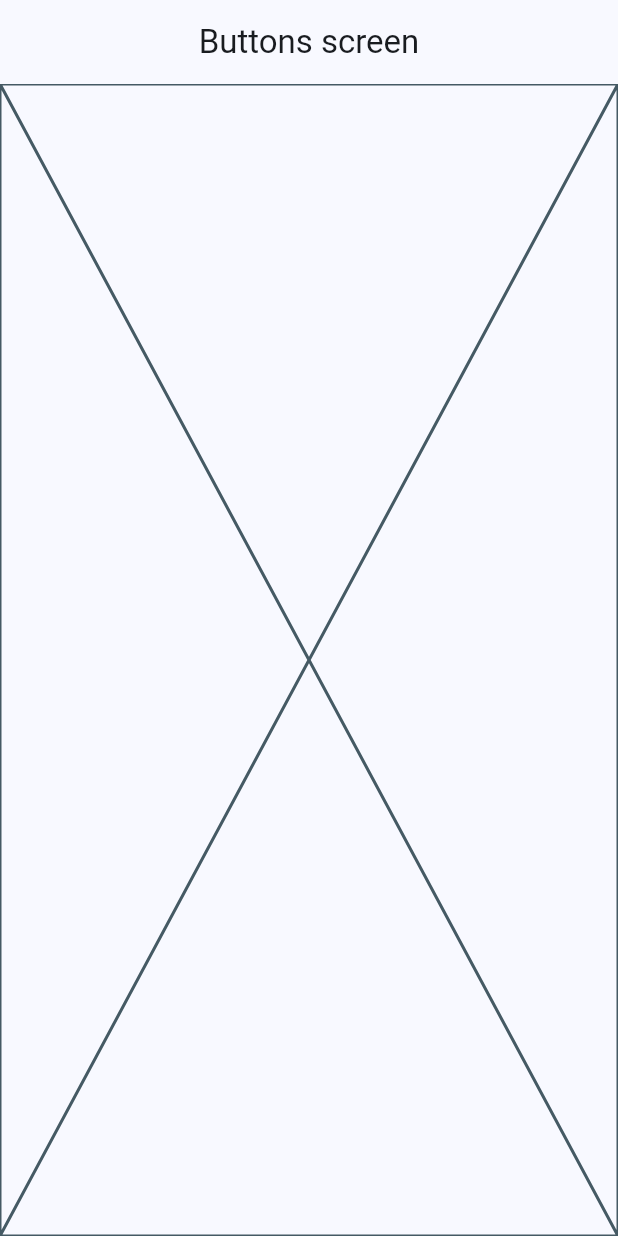
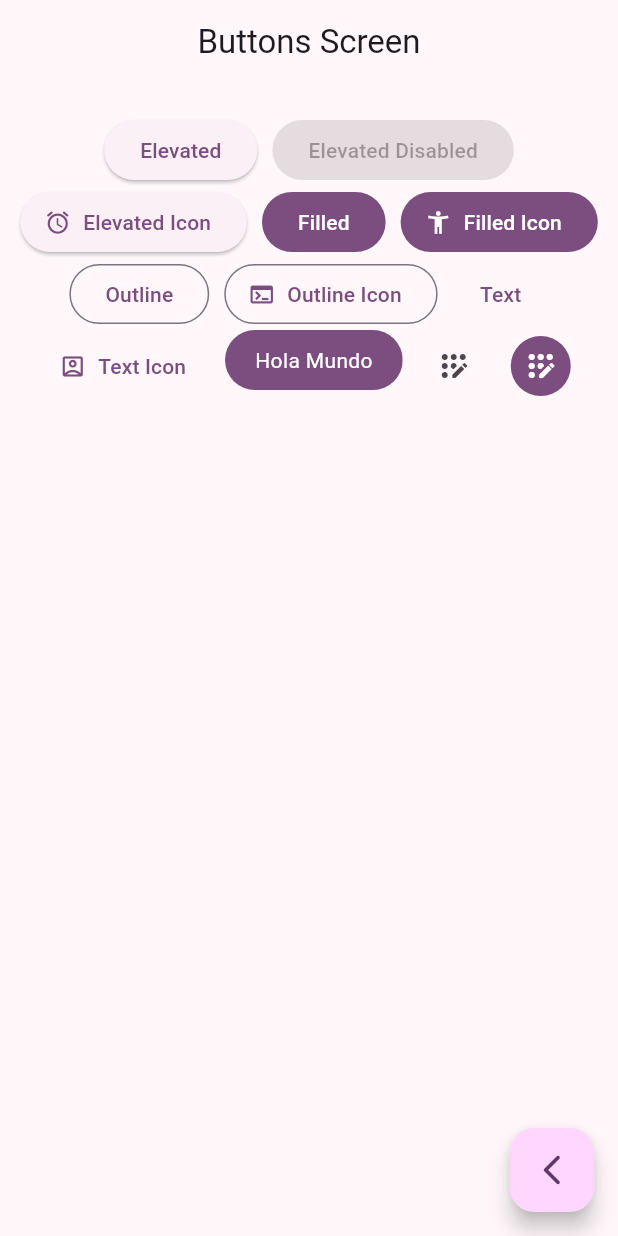
Before and after one commit to Zetah07/FlutterTechnical, a Flutter app: the ButtonsScreen screen opened by its route, on a phone screen of 412 x 824 dp. Run offline on Flutter 3.47's test engine with Material 2 defaults, Android fonts, the phone set to English and light mode, and no system bars; our stand-ins replace animate_do, go_router, video_player.

Commit message:
custom button, fix color app theme,  change main

```diff
--- a/widgets_app/lib/config/router/app_router.dart
+++ b/widgets_app/lib/config/router/app_router.dart
@@ -7,14 +7,17 @@ final appRouter = GoRouter(
   routes: [
 
     GoRoute(
+      name: HomeScreen.name,
       path: '/',
       builder: (context, state) => const HomeScreen(),
     ),
     GoRoute(
+      name: ButtonsScreen.name,
       path: '/buttons',
       builder: (context, state) => const ButtonsScreen(),
     ),
     GoRoute(
+      name: CardsScreen.name,
       path: '/cards',
       builder: (context, state) => const CardsScreen(),
     ),
--- a/widgets_app/lib/config/theme/app_theme.dart
+++ b/widgets_app/lib/config/theme/app_theme.dart
@@ -8,7 +8,7 @@ const colorList = <Color> [
   Colors.red,
   Colors.green,
   Colors.yellow,
-  Colors.purple,
+  Colors.purpleAccent,
   Colors.orange,
   Colors.pink,
   Colors.teal,
--- a/widgets_app/lib/main.dart
+++ b/widgets_app/lib/main.dart
@@ -2,7 +2,6 @@ import 'package:flutter/material.dart';
 import 'package:widgets_app/config/router/app_router.dart';
 
 import 'package:widgets_app/config/theme/app_theme.dart';
-import 'package:widgets_app/presentation/screens/screens.dart';
 
 void main() {
   runApp(const MainApp());
@@ -16,7 +15,8 @@ class MainApp extends StatelessWidget {
     return  MaterialApp.router(
       routerConfig: appRouter,
       debugShowCheckedModeBanner: false,
-      theme: AppTheme(selectedColor: 2).getTheme(),
+      theme: AppTheme(selectedColor: 6
+      ).getTheme(),
 
 
     );
--- a/widgets_app/lib/presentation/screens/buttons/buttons_screen.dart
+++ b/widgets_app/lib/presentation/screens/buttons/buttons_screen.dart
@@ -1,15 +1,117 @@
 import 'package:flutter/material.dart';
+import 'package:go_router/go_router.dart';
 
 class ButtonsScreen extends StatelessWidget {
+
+  static const String name = 'buttons_screen';
+
   const ButtonsScreen({super.key});
 
   @override
   Widget build(BuildContext context) {
-    return  Scaffold(
+    return Scaffold(
       appBar: AppBar(
-        title: const Text('Buttons screen'),
+        title: const Text('Buttons Screen'),
       ),
-      body: const  Placeholder(),
-      );
+      body: const _ButtonsView(),
+      floatingActionButton: FloatingActionButton(
+        child: const Icon( Icons.arrow_back_ios_new_rounded ),
+        onPressed: (){
+          context.pop();
+        },
+      ),
+    );
   }
 }
+
+class _ButtonsView extends StatelessWidget {
+  const _ButtonsView();
+
+  @override
+  Widget build(BuildContext context) {
+
+    final colors = Theme.of(context).colorScheme;
+
+    return SizedBox(
+      width: double.infinity,
+      child: Padding(
+        padding: const EdgeInsets.symmetric(horizontal: 10, vertical: 20),
+        child: Wrap(
+          spacing: 10,
+          alignment: WrapAlignment.center,
+          children: [
+            ElevatedButton(onPressed: () {}, child: const Text('Elevated')),
+            const ElevatedButton(onPressed: null, child: Text('Elevated Disabled')),
+
+            ElevatedButton.icon(
+              onPressed: (){},
+              icon: const Icon( Icons.access_alarm_rounded),
+              label: const Text('Elevated Icon')
+            ),
+
+            FilledButton(onPressed: (){}, child: const Text('Filled')),
+            FilledButton.icon(
+              onPressed: (){},
+              icon: const Icon( Icons.accessibility_new ),
+              label: const Text('Filled Icon'),
+            ),
+
+            OutlinedButton(onPressed: (){}, child: const Text('Outline')),
+            OutlinedButton.icon(
+              onPressed: (){},
+              label: const Text('Outline Icon'),
+              icon: const Icon( Icons.terminal)
+            ),
+
+            TextButton(onPressed: (){}, child: const Text('Text')),
+            TextButton.icon(
+              onPressed: (){},
+              icon: const Icon( Icons.account_box_outlined),
+              label: const Text('Text Icon'),
+            ),
+
+            const CustomButton(),
+
+
+            IconButton(onPressed: (){}, icon: const Icon( Icons.app_registration_rounded)),
+            IconButton(
+              onPressed: (){},
+              icon: const Icon( Icons.app_registration_rounded),
+              style: ButtonStyle(
+                backgroundColor: MaterialStatePropertyAll(colors.primary),
+                iconColor: const MaterialStatePropertyAll(Colors.white),
+              ),
+            ),
+
+          ],
+        ),
+      ),
+    );
+  }
+}
+
+
+class CustomButton extends StatelessWidget {
+  const CustomButton({super.key});
+
+  @override
+  Widget build(BuildContext context) {
+
+    final colors = Theme.of(context).colorScheme;
+
+
+    return ClipRRect(
+      borderRadius: BorderRadius.circular(20),
+      child: Material(
+        color: colors.primary,
+        child: InkWell(
+          onTap: () {},
+          child: const Padding(
+            padding: EdgeInsets.symmetric( horizontal: 20, vertical: 10),
+            child: Text('Hola Mundo', style: TextStyle(color: Colors.white))
+          ),
+        ),
+      ),
+    );
+  }
+}
--- a/widgets_app/lib/presentation/screens/cards/cards_screen.dart
+++ b/widgets_app/lib/presentation/screens/cards/cards_screen.dart
@@ -1,6 +1,9 @@
 import 'package:flutter/material.dart';
 
 class CardsScreen extends StatelessWidget {
+
+  static const String name = 'cards_screen';
+
   const CardsScreen({super.key});
 
   @override
--- a/widgets_app/lib/presentation/screens/home/home_screen.dart
+++ b/widgets_app/lib/presentation/screens/home/home_screen.dart
@@ -3,6 +3,9 @@ import 'package:go_router/go_router.dart';
 import 'package:widgets_app/config/menu/menu_items.dart';
 
 class HomeScreen extends StatelessWidget {
+
+  static const String name = 'home_screen';
+
   const HomeScreen({super.key});
 
   @override
```
